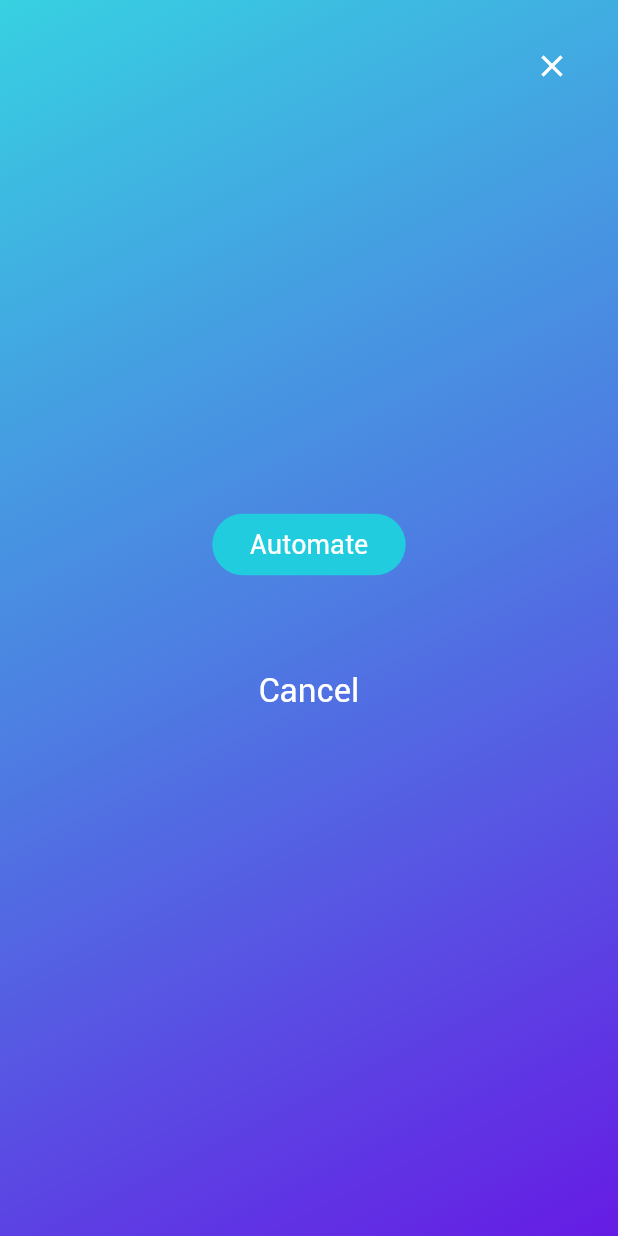
After one commit to dominiquera/custodia-flutter, a Flutter app: the OverlayAutomate screen opened directly, on a phone screen of 412 x 824 dp. The commit adds this screen. Run offline on Flutter 3.47's test engine with Material 2 defaults, Android fonts, the phone set to English and light mode, and no system bars; our stand-ins replace firebase_auth, flutter_slidable, google_sign_in, gradient_app_bar, shared_preferences, validators; missing offline and left inert: flutube; accounts and stored records are empty.

Commit message:
added automate item layout

```diff
--- /dev/null
+++ b/lib/screens/dashboard/widgets/overlay-automate.dart
@@ -0,0 +1,93 @@
+import 'package:custodia/models/maintenance_item.dart';
+import 'package:custodia/services/api.dart';
+import 'package:custodia/screens/widgets/blue-rounded-button.dart';
+import 'package:flutter/material.dart';
+
+import '../../../theme-provider.dart';
+
+class OverlayAutomate extends StatefulWidget {
+
+  OverlayAutomate({this.item, this.userId, this.onAutomate});
+
+  final MaintenanceItem item;
+  final int userId;
+  final Function onAutomate;
+
+  @override
+  _OverlayAutomateState createState() => _OverlayAutomateState();
+}
+
+class _OverlayAutomateState extends State<OverlayAutomate> {
+
+  @override
+  Widget build(BuildContext context) {
+    return Scaffold(
+      backgroundColor: Colors.white.withOpacity(0),
+      body: Container(
+        padding: EdgeInsets.all(ThemeProvider.screenPadding),
+        decoration: BoxDecoration(
+          gradient: ThemeProvider.blueTransparentGradientDiagonal
+        ),
+        child: SafeArea(
+          child: Stack(
+            children: <Widget>[
+              closeIconButton(),
+              body()
+            ],
+          ),
+        ),
+      ),
+    );
+  }
+
+  void closeOverlay() {
+    Navigator.pop(context);
+  }
+
+  Widget closeIconButton() {
+    return Positioned(
+      child: IconButton(
+        icon: Icon(Icons.clear, color: Colors.white,),
+        onPressed: () => closeOverlay(),
+      ),
+      top: 0,
+      right: 0
+    );
+  }
+
+  Widget body(){
+    return SizedBox.expand(
+      child: Column(
+        mainAxisAlignment: MainAxisAlignment.center,
+        children: <Widget>[
+          BlueRoundedButton(text: "Automate", onPressed: automateItem, padding: 25),
+          SizedBox(height: 50),
+          FlatButton(
+            child: Text("Cancel", style: TextStyle(color: Colors.white, fontSize: 22)),
+            onPressed: closeOverlay,
+          )
+        ]
+      ),
+    );
+  }
+
+  void automateItem() async {
+    bool response = await APIService.automateMaintenanceItem(widget.userId, widget.item.id);
+    if (response) {
+      onSuccess();
+      print(">>>automate");
+    } else {
+      print(">>>no automate");
+
+    }
+  }
+
+  onSuccess(){
+    closeOverlay();
+//    widget.onAutomate(widget.item.id);
+  }
+
+  onFail(){
+    print("failed to automate item");
+  }
+}
--- a/lib/screens/widgets/list-item.dart
+++ b/lib/screens/widgets/list-item.dart
@@ -17,7 +17,11 @@ class _ListItemState extends State<ListItem> {
   @override
   Widget build(BuildContext context) {
     return Padding(
-      padding: EdgeInsets.only(bottom: ThemeProvider.screenPadding, left: ThemeProvider.screenPadding, right: ThemeProvider.screenPadding),
+      padding: EdgeInsets.only(
+        bottom: ThemeProvider.screenPadding,
+        left: ThemeProvider.screenPadding,
+        right: ThemeProvider.screenPadding
+      ),
       child: Row(
         crossAxisAlignment: CrossAxisAlignment.start,
         children: <Widget>[
```
Also changed, not shown: lib/screens/dashboard/widgets/slidable-card.dart (+11 -1 lines), lib/screens/dashboard/widgets/slidable-list-item.dart (+11 -1 lines).
